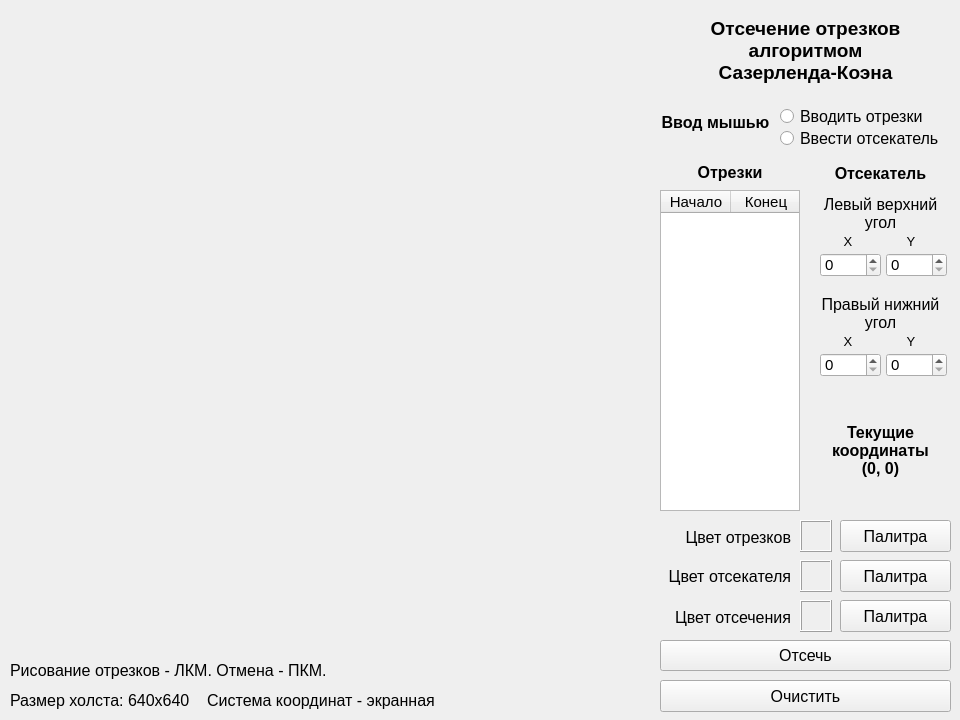
Before: the Qt Designer form antsor/lab_07/window.ui in SGCube/IU7-Computer-Graphics, drawn with Qt 5.
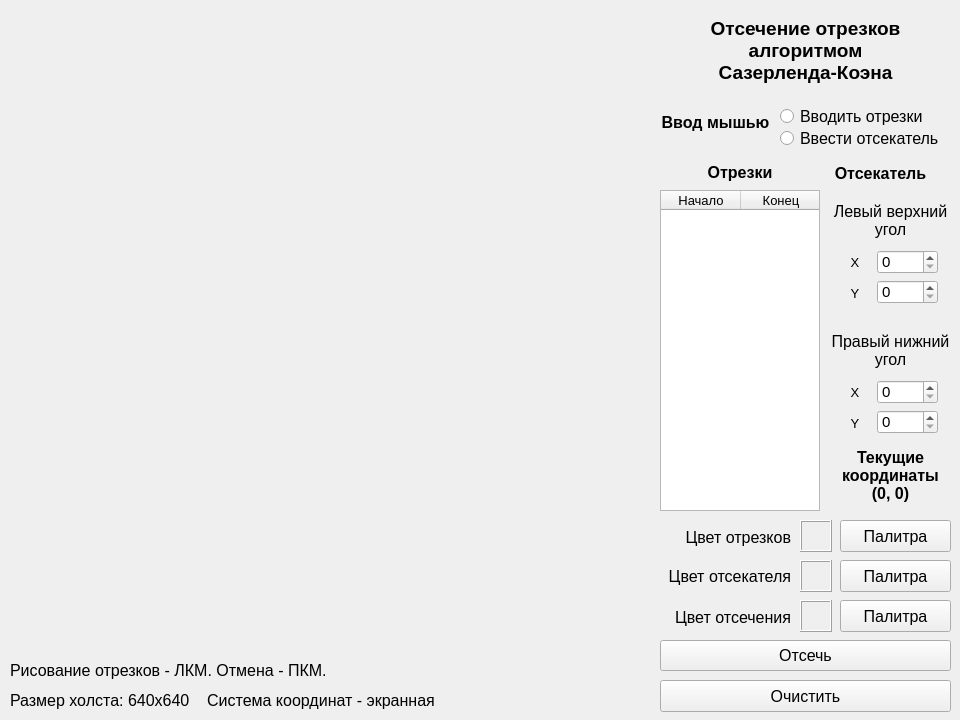
After: the same form once the commit is applied. Custom widgets are drawn as their Qt base class.

```diff
--- a/antsor/lab_07/window.ui
+++ b/antsor/lab_07/window.ui
@@ -263,13 +263,13 @@
      <rect>
       <x>660</x>
       <y>190</y>
-      <width>140</width>
+      <width>160</width>
       <height>321</height>
      </rect>
     </property>
     <property name="font">
      <font>
-      <pointsize>11</pointsize>
+      <pointsize>10</pointsize>
      </font>
     </property>
     <property name="layoutDirection">
@@ -282,10 +282,10 @@
      <enum>QAbstractItemView::NoSelection</enum>
     </property>
     <attribute name="horizontalHeaderDefaultSectionSize">
-     <number>70</number>
+     <number>80</number>
     </attribute>
     <attribute name="horizontalHeaderMinimumSectionSize">
-     <number>70</number>
+     <number>80</number>
     </attribute>
     <attribute name="verticalHeaderVisible">
      <bool>false</bool>
@@ -331,27 +331,6 @@
      <string>Очистить</string>
     </property>
    </widget>
-   <widget class="QLabel" name="label_4">
-    <property name="geometry">
-     <rect>
-      <x>840</x>
-      <y>233</y>
-      <width>16</width>
-      <height>16</height>
-     </rect>
-    </property>
-    <property name="font">
-     <font>
-      <pointsize>10</pointsize>
-     </font>
-    </property>
-    <property name="text">
-     <string>X</string>
-    </property>
-    <property name="alignment">
-     <set>Qt::AlignCenter</set>
-    </property>
-   </widget>
    <widget class="QLabel" name="label_6">
     <property name="geometry">
      <rect>
@@ -378,10 +357,10 @@
    <widget class="QLabel" name="coord">
     <property name="geometry">
      <rect>
-      <x>820</x>
-      <y>400</y>
+      <x>830</x>
+      <y>440</y>
       <width>121</width>
-      <height>101</height>
+      <height>71</height>
      </rect>
     </property>
     <property name="font">
@@ -400,24 +379,6 @@
      <set>Qt::AlignCenter</set>
     </property>
    </widget>
-   <widget class="QSpinBox" name="xsEdit">
-    <property name="geometry">
-     <rect>
-      <x>820</x>
-      <y>253</y>
-      <width>61</width>
-      <height>24</height>
-     </rect>
-    </property>
-    <property name="font">
-     <font>
-      <pointsize>11</pointsize>
-     </font>
-    </property>
-    <property name="maximum">
-     <number>639</number>
-    </property>
-   </widget>
    <widget class="QLabel" name="hint_2">
     <property name="geometry">
      <rect>
@@ -457,7 +418,7 @@
      <rect>
       <x>660</x>
       <y>160</y>
-      <width>140</width>
+      <width>160</width>
       <height>24</height>
      </rect>
     </property>
@@ -511,50 +472,11 @@
      <string>Ввести отсекатель</string>
     </property>
    </widget>
-   <widget class="QSpinBox" name="xsEdit_2">
-    <property name="geometry">
-     <rect>
-      <x>886</x>
-      <y>253</y>
-      <width>61</width>
-      <height>24</height>
-     </rect>
-    </property>
-    <property name="font">
-     <font>
-      <pointsize>11</pointsize>
-     </font>
-    </property>
-    <property name="maximum">
-     <number>639</number>
-    </property>
-   </widget>
-   <widget class="QLabel" name="label_5">
-    <property name="geometry">
-     <rect>
-      <x>903</x>
-      <y>233</y>
-      <width>16</width>
-      <height>16</height>
-     </rect>
-    </property>
-    <property name="font">
-     <font>
-      <pointsize>10</pointsize>
-     </font>
-    </property>
-    <property name="text">
-     <string>Y</string>
-    </property>
-    <property name="alignment">
-     <set>Qt::AlignCenter</set>
-    </property>
-   </widget>
    <widget class="QLabel" name="label_7">
     <property name="geometry">
      <rect>
-      <x>903</x>
-      <y>333</y>
+      <x>847</x>
+      <y>415</y>
       <width>16</width>
       <height>16</height>
      </rect>
@@ -574,8 +496,8 @@
    <widget class="QSpinBox" name="xsEdit_3">
     <property name="geometry">
      <rect>
-      <x>820</x>
-      <y>353</y>
+      <x>877</x>
+      <y>380</y>
       <width>61</width>
       <height>24</height>
      </rect>
@@ -592,8 +514,8 @@
    <widget class="QSpinBox" name="xsEdit_4">
     <property name="geometry">
      <rect>
-      <x>886</x>
-      <y>353</y>
+      <x>877</x>
+      <y>410</y>
       <width>61</width>
       <height>24</height>
      </rect>
@@ -610,8 +532,8 @@
    <widget class="QLabel" name="label_8">
     <property name="geometry">
      <rect>
-      <x>840</x>
-      <y>333</y>
+      <x>847</x>
+      <y>384</y>
       <width>16</width>
       <height>16</height>
      </rect>
@@ -628,33 +550,11 @@
      <set>Qt::AlignCenter</set>
     </property>
    </widget>
-   <widget class="QLabel" name="label_9">
-    <property name="geometry">
-     <rect>
-      <x>820</x>
-      <y>193</y>
-      <width>121</width>
-      <height>41</height>
-     </rect>
-    </property>
-    <property name="font">
-     <font>
-      <pointsize>12</pointsize>
-     </font>
-    </property>
-    <property name="text">
-     <string>Левый верхний
-угол</string>
-    </property>
-    <property name="alignment">
-     <set>Qt::AlignCenter</set>
-    </property>
-   </widget>
    <widget class="QLabel" name="label_10">
     <property name="geometry">
      <rect>
-      <x>820</x>
-      <y>293</y>
+      <x>830</x>
+      <y>330</y>
       <width>121</width>
       <height>41</height>
      </rect>
@@ -695,6 +595,106 @@
      <set>Qt::AlignCenter</set>
     </property>
    </widget>
+   <widget class="QSpinBox" name="xsEdit_5">
+    <property name="geometry">
+     <rect>
+      <x>877</x>
+      <y>280</y>
+      <width>61</width>
+      <height>24</height>
+     </rect>
+    </property>
+    <property name="font">
+     <font>
+      <pointsize>11</pointsize>
+     </font>
+    </property>
+    <property name="maximum">
+     <number>639</number>
+    </property>
+   </widget>
+   <widget class="QSpinBox" name="xsEdit_6">
+    <property name="geometry">
+     <rect>
+      <x>877</x>
+      <y>250</y>
+      <width>61</width>
+      <height>24</height>
+     </rect>
+    </property>
+    <property name="font">
+     <font>
+      <pointsize>11</pointsize>
+     </font>
+    </property>
+    <property name="maximum">
+     <number>639</number>
+    </property>
+   </widget>
+   <widget class="QLabel" name="label_9">
+    <property name="geometry">
+     <rect>
+      <x>847</x>
+      <y>285</y>
+      <width>16</width>
+      <height>16</height>
+     </rect>
+    </property>
+    <property name="font">
+     <font>
+      <pointsize>10</pointsize>
+     </font>
+    </property>
+    <property name="text">
+     <string>Y</string>
+    </property>
+    <property name="alignment">
+     <set>Qt::AlignCenter</set>
+    </property>
+   </widget>
+   <widget class="QLabel" name="label_12">
+    <property name="geometry">
+     <rect>
+      <x>847</x>
+      <y>254</y>
+      <width>16</width>
+      <height>16</height>
+     </rect>
+    </property>
+    <property name="font">
+     <font>
+      <pointsize>10</pointsize>
+     </font>
+    </property>
+    <property name="text">
+     <string>X</string>
+    </property>
+    <property name="alignment">
+     <set>Qt::AlignCenter</set>
+    </property>
+   </widget>
+   <widget class="QLabel" name="label_13">
+    <property name="geometry">
+     <rect>
+      <x>830</x>
+      <y>200</y>
+      <width>121</width>
+      <height>41</height>
+     </rect>
+    </property>
+    <property name="font">
+     <font>
+      <pointsize>12</pointsize>
+     </font>
+    </property>
+    <property name="text">
+     <string>Левый верхний
+угол</string>
+    </property>
+    <property name="alignment">
+     <set>Qt::AlignCenter</set>
+    </property>
+   </widget>
   </widget>
  </widget>
  <layoutdefault spacing="6" margin="11"/>
```
Left out of the diff: 6 changed lines with no effect on the pictures.
